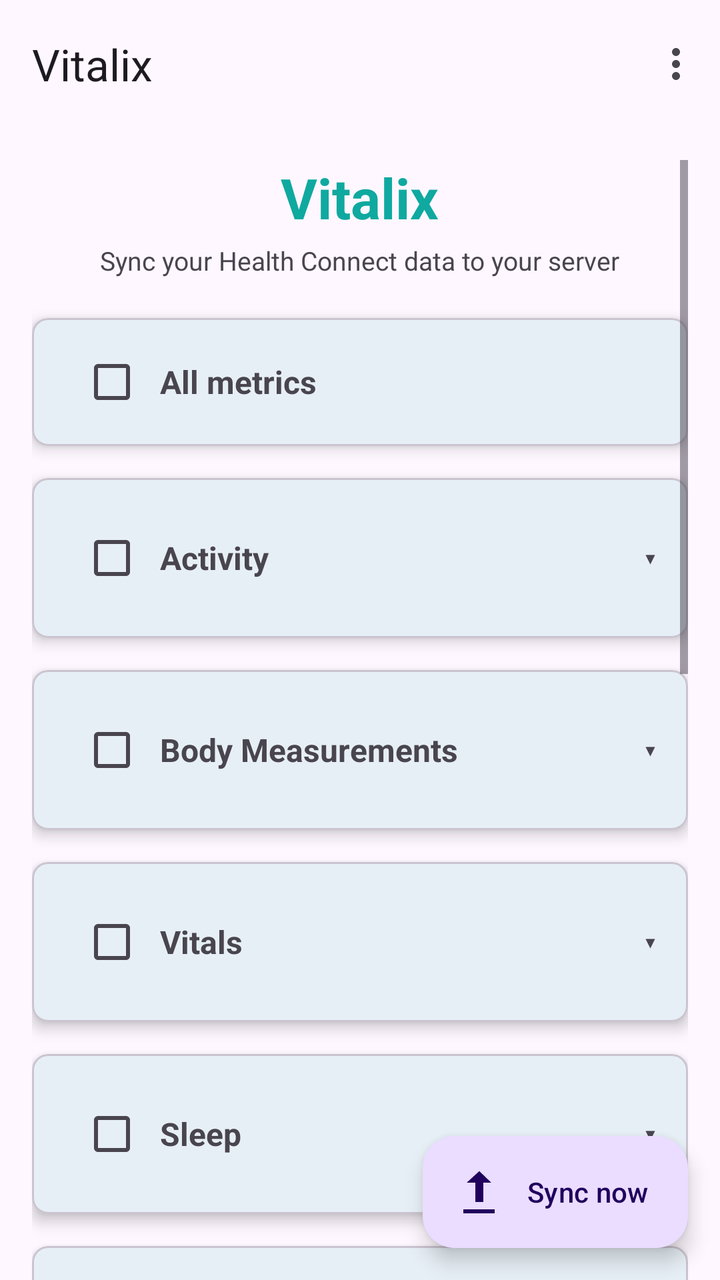
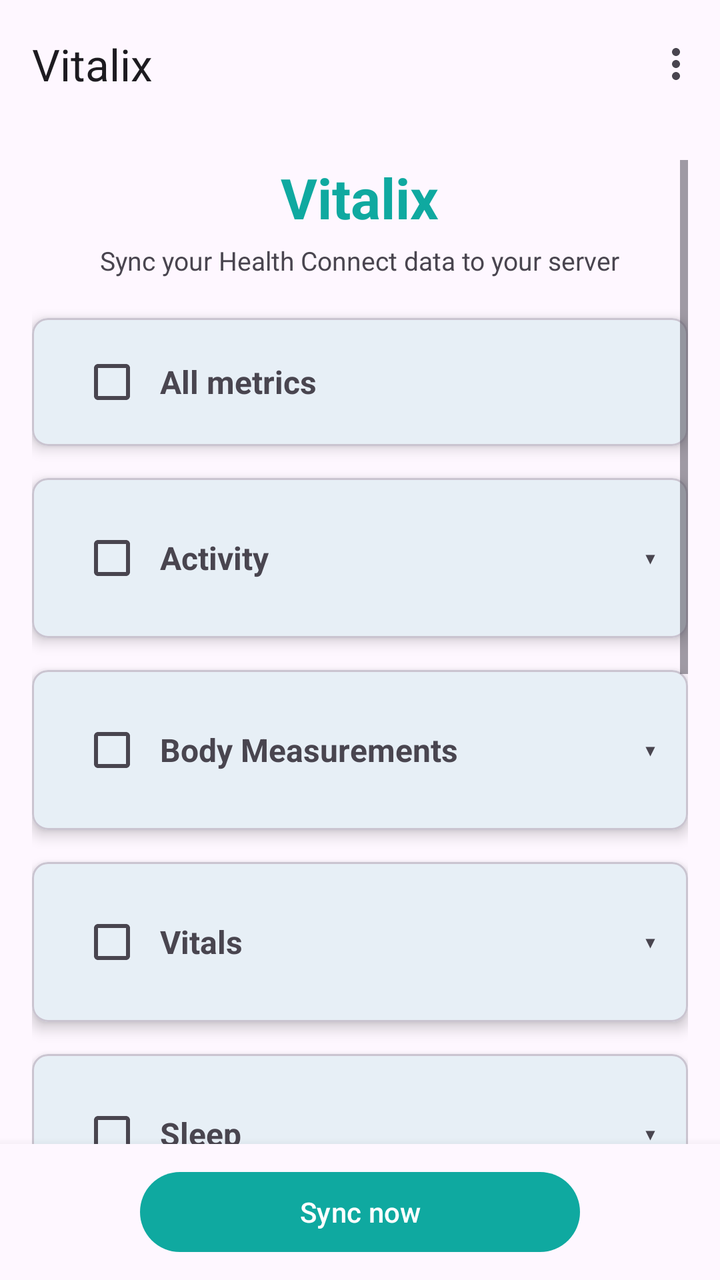

The first picture is an Android layout as it rendered before a commit; the second is the same layout after the commit. The layout source and the unified diff follow.
<!-- AndroidManifest.xml: activity theme Theme.Vitalix -->
<!-- res/layout/activity_main.xml -->
<?xml version="1.0" encoding="utf-8"?>
<androidx.coordinatorlayout.widget.CoordinatorLayout
    xmlns:android="http://schemas.android.com/apk/res/android"
    xmlns:app="http://schemas.android.com/apk/res-auto"
    android:layout_width="match_parent"
    android:layout_height="match_parent">

    <com.google.android.material.appbar.AppBarLayout
        android:layout_width="match_parent"
        android:layout_height="wrap_content">

        <com.google.android.material.appbar.MaterialToolbar
            android:id="@+id/toolbar"
            android:layout_width="match_parent"
            android:layout_height="?attr/actionBarSize"
            app:menu="@menu/main"
            app:title="Vitalix" />
    </com.google.android.material.appbar.AppBarLayout>

    <ScrollView
        android:layout_width="match_parent"
        android:layout_height="match_parent"
        app:layout_behavior="@string/appbar_scrolling_view_behavior"
    
        android:clipToPadding="false"
        android:padding="16dp">

        <LinearLayout
        android:layout_width="match_parent"
        android:layout_height="wrap_content"
        android:orientation="vertical">

        <TextView
            android:layout_width="wrap_content"
            android:layout_height="wrap_content"
            android:layout_gravity="center_horizontal"
            android:layout_marginBottom="4dp"
            android:text="Vitalix"
            android:textColor="@color/vital_teal"
            android:textSize="28sp"
            android:textStyle="bold" />

        <TextView
            android:layout_width="wrap_content"
            android:layout_height="wrap_content"
            android:layout_gravity="center_horizontal"
            android:layout_marginBottom="20dp"
            android:text="Sync your Health Connect data to your server"
            android:textSize="13sp" />



        
        <com.google.android.material.card.MaterialCardView
            android:layout_width="match_parent"
            android:layout_height="wrap_content"
            android:layout_marginBottom="16dp"
            app:cardCornerRadius="8dp"
            app:cardElevation="4dp">

            <LinearLayout
                android:layout_width="match_parent"
                android:layout_height="wrap_content"
                android:gravity="center_vertical"
                android:orientation="horizontal"
                android:paddingStart="16dp"
                android:paddingTop="8dp"
                android:paddingEnd="16dp"
                android:paddingBottom="8dp">

                <CheckBox
                    android:id="@+id/checkAllMetrics"
                    android:layout_width="wrap_content"
                    android:layout_height="wrap_content"
                    android:contentDescription="Select every metric" />

                <TextView
                    android:layout_width="0dp"
                    android:layout_height="wrap_content"
                    android:layout_weight="1"
                    android:text="All metrics"
                    android:textSize="16sp"
                    android:textStyle="bold" />

                <TextView
                    android:id="@+id/txtSelectedTotal"
                    android:layout_width="wrap_content"
                    android:layout_height="wrap_content"
                    android:textSize="13sp" />
            </LinearLayout>
        </com.google.android.material.card.MaterialCardView>

        
        <com.google.android.material.card.MaterialCardView
            android:layout_width="match_parent"
            android:layout_height="wrap_content"
            android:layout_marginBottom="16dp"
            app:cardCornerRadius="8dp"
            app:cardElevation="4dp">

            <LinearLayout
                android:layout_width="match_parent"
                android:layout_height="wrap_content"
                android:orientation="vertical"
                android:padding="16dp">

                <LinearLayout
                    android:id="@+id/headerActivity"
                    android:layout_width="match_parent"
                    android:layout_height="wrap_content"
                    android:background="?attr/selectableItemBackground"
                    android:clickable="true"
                    android:focusable="true"
                    android:gravity="center_vertical"
                    android:minHeight="48dp"
                    android:orientation="horizontal">

                    <CheckBox
                        android:id="@+id/checkCategoryActivity"
                        android:layout_width="wrap_content"
                        android:layout_height="wrap_content"
                        android:contentDescription="Select all Activity metrics" />

                    <TextView
                        android:layout_width="0dp"
                        android:layout_height="wrap_content"
                        android:layout_weight="1"
                        android:text="Activity"
                        android:textSize="16sp"
                        android:textStyle="bold" />

                    <TextView
                        android:id="@+id/countActivity"
                        android:layout_width="wrap_content"
                        android:layout_height="wrap_content"
                        android:layout_marginEnd="8dp"
                        android:textSize="13sp" />

                    <TextView
                        android:id="@+id/chevronActivity"
                        android:layout_width="wrap_content"
                        android:layout_height="wrap_content"
                        android:text="\u25be"
                        android:textSize="16sp" />
                </LinearLayout>

                <LinearLayout
                    android:id="@+id/layoutActivitySubtypes"
                    android:visibility="gone"
                    android:layout_width="match_parent"
                    android:layout_height="wrap_content"
                    android:orientation="vertical"
                    android:paddingStart="24dp"
                    android:paddingEnd="24dp">

                    <CheckBox
                        android:id="@+id/checkActiveCalories"
                        android:layout_width="wrap_content"
                        android:layout_height="wrap_content"
                        android:text="Active calories burned" />

                    <CheckBox
                        android:id="@+id/checkDistance"
                        android:layout_width="wrap_content"
                        android:layout_height="wrap_content"
                        android:text="Distance" />

                    <CheckBox
                        android:id="@+id/checkElevationGained"
                        android:layout_width="wrap_content"
                        android:layout_height="wrap_content"
                        android:text="Elevation gained" />

                    <CheckBox
                        android:id="@+id/checkExercise"
                        android:layout_width="wrap_content"
                        android:layout_height="wrap_content"
                        android:text="Exercise sessions" />

                    <CheckBox
                        android:id="@+id/checkFloorsClimbed"
                        android:layout_width="wrap_content"
                        android:layout_height="wrap_content"
                        android:text="Floors climbed" />

                    <CheckBox
                        android:id="@+id/checkPower"
                        android:layout_width="wrap_content"
                        android:layout_height="wrap_content"
                        android:text="Power" />

                    <CheckBox
                        android:id="@+id/checkSpeed"
                        android:layout_width="wrap_content"
                        android:layout_height="wrap_content"
                        android:text="Speed" />

                    <CheckBox
                        android:id="@+id/checkSteps"
                        android:layout_width="wrap_content"
                        android:layout_height="wrap_content"
                        android:text="Steps" />

                    <CheckBox
                        android:id="@+id/checkTotalCalories"
                        android:layout_width="wrap_content"
                        android:layout_height="wrap_content"
                        android:text="Total calories burned" />

                    <CheckBox
                        android:id="@+id/checkVO2Max"
                        android:layout_width="wrap_content"
                        android:layout_height="wrap_content"
                        android:text="VO2 max" />

                    <CheckBox
                        android:id="@+id/checkWheelchairPushes"
                        android:layout_width="wrap_content"
                        android:layout_height="wrap_content"
                        android:text="Wheelchair pushes" />
                </LinearLayout>

            </LinearLayout>
        </com.google.android.material.card.MaterialCardView>

        
        <com.google.android.material.card.MaterialCardView
            android:layout_width="match_parent"
            android:layout_height="wrap_content"
            android:layout_marginBottom="16dp"
            app:cardCornerRadius="8dp"
            app:cardElevation="4dp">

            <LinearLayout
                android:layout_width="match_parent"
                android:layout_height="wrap_content"
                android:orientation="vertical"
                android:padding="16dp">

                <LinearLayout
                    android:id="@+id/headerBodyMeasurements"
                    android:layout_width="match_parent"
                    android:layout_height="wrap_content"
                    android:background="?attr/selectableItemBackground"
                    android:clickable="true"
                    android:focusable="true"
                    android:gravity="center_vertical"
                    android:minHeight="48dp"
                    android:orientation="horizontal">

                    <CheckBox
                        android:id="@+id/checkCategoryBodyMeasurements"
                        android:layout_width="wrap_content"
                        android:layout_height="wrap_content"
                        android:contentDescription="Select all Body Measurements metrics" />

                    <TextView
                        android:layout_width="0dp"
                        android:layout_height="wrap_content"
                        android:layout_weight="1"
                        android:text="Body Measurements"
                        android:textSize="16sp"
                        android:textStyle="bold" />

                    <TextView
                        android:id="@+id/countBodyMeasurements"
                        android:layout_width="wrap_content"
                        android:layout_height="wrap_content"
                        android:layout_marginEnd="8dp"
                        android:textSize="13sp" />

                    <TextView
                        android:id="@+id/chevronBodyMeasurements"
                        android:layout_width="wrap_content"
                        android:layout_height="wrap_content"
                        android:text="\u25be"
                        android:textSize="16sp" />
                </LinearLayout>

                <LinearLayout
                    android:id="@+id/layoutBodyMeasurementsSubtypes"
                    android:visibility="gone"
                    android:layout_width="match_parent"
                    android:layout_height="wrap_content"
                    android:orientation="vertical"
                    android:paddingStart="24dp"
                    android:paddingEnd="24dp">

                    <CheckBox
                        android:id="@+id/checkBodyFat"
                        android:layout_width="wrap_content"
                        android:layout_height="wrap_content"
                        android:text="Body fat" />

                    <CheckBox
                        android:id="@+id/checkBoneMass"
                        android:layout_width="wrap_content"
                        android:layout_height="wrap_content"
                        android:text="Bone mass" />

                    <CheckBox
                        android:id="@+id/checkHeight"
                        android:layout_width="wrap_content"
                        android:layout_height="wrap_content"
                        android:text="Height" />

                    <CheckBox
                        android:id="@+id/checkLeanBodyMass"
                        android:layout_width="wrap_content"
                        android:layout_height="wrap_content"
                        android:text="Lean body mass" />

                    <CheckBox
                        android:id="@+id/checkWeight"
                        android:layout_width="wrap_content"
                        android:layout_height="wrap_content"
                        android:text="Weight" />
                </LinearLayout>

            </LinearLayout>
        </com.google.android.material.card.MaterialCardView>

        
        <com.google.android.material.card.MaterialCardView
            android:layout_width="match_parent"
            android:layout_height="wrap_content"
            android:layout_marginBottom="16dp"
            app:cardCornerRadius="8dp"
            app:cardElevation="4dp">

            <LinearLayout
                android:layout_width="match_parent"
                android:layout_height="wrap_content"
                android:orientation="vertical"
                android:padding="16dp">

                <LinearLayout
                    android:id="@+id/headerVitals"
                    android:layout_width="match_parent"
                    android:layout_height="wrap_content"
                    android:background="?attr/selectableItemBackground"
                    android:clickable="true"
                    android:focusable="true"
                    android:gravity="center_vertical"
                    android:minHeight="48dp"
                    android:orientation="horizontal">

                    <CheckBox
                        android:id="@+id/checkCategoryVitals"
                        android:layout_width="wrap_content"
                        android:layout_height="wrap_content"
                        android:contentDescription="Select all Vitals metrics" />

                    <TextView
                        android:layout_width="0dp"
                        android:layout_height="wrap_content"
                        android:layout_weight="1"
                        android:text="Vitals"
                        android:textSize="16sp"
                        android:textStyle="bold" />

                    <TextView
                        android:id="@+id/countVitals"
                        android:layout_width="wrap_content"
                        android:layout_height="wrap_content"
                        android:layout_marginEnd="8dp"
                        android:textSize="13sp" />

                    <TextView
                        android:id="@+id/chevronVitals"
                        android:layout_width="wrap_content"
                        android:layout_height="wrap_content"
                        android:text="\u25be"
                        android:textSize="16sp" />
                </LinearLayout>

                <LinearLayout
                    android:id="@+id/layoutVitalsSubtypes"
                    android:visibility="gone"
                    android:layout_width="match_parent"
                    android:layout_height="wrap_content"
                    android:orientation="vertical"
                    android:paddingStart="24dp"
                    android:paddingEnd="24dp">

                    <CheckBox
                        android:id="@+id/checkBloodGlucose"
                        android:layout_width="wrap_content"
                        android:layout_height="wrap_content"
                        android:text="Blood glucose" />

                    <CheckBox
                        android:id="@+id/checkBloodPressure"
                        android:layout_width="wrap_content"
                        android:layout_height="wrap_content"
                        android:text="Blood pressure" />

                    <CheckBox
                        android:id="@+id/checkBodyTemperature"
                        android:layout_width="wrap_content"
                        android:layout_height="wrap_content"
                        android:text="Body temperature" />

                    <CheckBox
                        android:id="@+id/checkHeartRate"
                        android:layout_width="wrap_content"
                        android:layout_height="wrap_content"
                        android:text="Heart rate (min/max/avg)" />

                    <CheckBox
                        android:id="@+id/checkHeartRateVariability"
                        android:layout_width="wrap_content"
                        android:layout_height="wrap_content"
                        android:text="Heart rate variability (min/max/avg)" />

                    <CheckBox
                        android:id="@+id/checkOxygenSaturation"
                        android:layout_width="wrap_content"
                        android:layout_height="wrap_content"
                        android:text="Oxygen saturation (min/max/avg)" />

                    <CheckBox
                        android:id="@+id/checkRespiratoryRate"
                        android:layout_width="wrap_content"
                        android:layout_height="wrap_content"
                        android:text="Respiratory rate (min/max/avg)" />

                    <CheckBox
                        android:id="@+id/checkRestingHeartRate"
                        android:layout_width="wrap_content"
                        android:layout_height="wrap_content"
                        android:text="Resting heart rate" />
                </LinearLayout>

            </LinearLayout>
        </com.google.android.material.card.MaterialCardView>

        
        <com.google.android.material.card.MaterialCardView
            android:layout_width="match_parent"
            android:layout_height="wrap_content"
            android:layout_marginBottom="16dp"
            app:cardCornerRadius="8dp"
            app:cardElevation="4dp">

            <LinearLayout
                android:layout_width="match_parent"
                android:layout_height="wrap_content"
                android:orientation="vertical"
                android:padding="16dp">

                <LinearLayout
                    android:id="@+id/headerSleep"
                    android:layout_width="match_parent"
                    android:layout_height="wrap_content"
                    android:background="?attr/selectableItemBackground"
                    android:clickable="true"
                    android:focusable="true"
                    android:gravity="center_vertical"
                    android:minHeight="48dp"
                    android:orientation="horizontal">

                    <CheckBox
                        android:id="@+id/checkCategorySleep"
                        android:layout_width="wrap_content"
                        android:layout_height="wrap_content"
                        android:contentDescription="Select all Sleep metrics" />

                    <TextView
                        android:layout_width="0dp"
                        android:layout_height="wrap_content"
                        android:layout_weight="1"
                        android:text="Sleep"
                        android:textSize="16sp"
                        android:textStyle="bold" />

                    <TextView
                        android:id="@+id/countSleep"
                        android:layout_width="wrap_content"
                        android:layout_height="wrap_content"
                        android:layout_marginEnd="8dp"
                        android:textSize="13sp" />

                    <TextView
                        android:id="@+id/chevronSleep"
                        android:layout_width="wrap_content"
                        android:layout_height="wrap_content"
                        android:text="\u25be"
                        android:textSize="16sp" />
                </LinearLayout>

                <LinearLayout
                    android:id="@+id/layoutSleepSubtypes"
                    android:visibility="gone"
                    android:layout_width="match_parent"
                    android:layout_height="wrap_content"
                    android:orientation="vertical"
                    android:paddingStart="24dp"
                    android:paddingEnd="24dp">

                    <CheckBox
                        android:id="@+id/checkSleepSession"
                        android:layout_width="wrap_content"
                        android:layout_height="wrap_content"
                        android:text="Sleep sessions" />
                </LinearLayout>

            </LinearLayout>
        </com.google.android.material.card.MaterialCardView>

        
        <com.google.android.material.card.MaterialCardView
            android:layout_width="match_parent"
            android:layout_height="wrap_content"
            android:layout_marginBottom="16dp"
            app:cardCornerRadius="8dp"
            app:cardElevation="4dp">

            <LinearLayout
                android:layout_width="match_parent"
                android:layout_height="wrap_content"
                android:orientation="vertical"
                android:padding="16dp">

                <LinearLayout
                    android:id="@+id/headerCycleTracking"
                    android:layout_width="match_parent"
                    android:layout_height="wrap_content"
                    android:background="?attr/selectableItemBackground"
                    android:clickable="true"
                    android:focusable="true"
                    android:gravity="center_vertical"
                    android:minHeight="48dp"
                    android:orientation="horizontal">

                    <CheckBox
                        android:id="@+id/checkCategoryCycleTracking"
                        android:layout_width="wrap_content"
                        android:layout_height="wrap_content"
                        android:contentDescription="Select all Cycle Tracking metrics" />

                    <TextView
                        android:layout_width="0dp"
                        android:layout_height="wrap_content"
                        android:layout_weight="1"
                        android:text="Cycle Tracking"
                        android:textSize="16sp"
                        android:textStyle="bold" />

                    <TextView
                        android:id="@+id/countCycleTracking"
                        android:layout_width="wrap_content"
                        android:layout_height="wrap_content"
                        android:layout_marginEnd="8dp"
                        android:textSize="13sp" />

                    <TextView
                        android:id="@+id/chevronCycleTracking"
                        android:layout_width="wrap_content"
                        android:layout_height="wrap_content"
                        android:text="\u25be"
                        android:textSize="16sp" />
                </LinearLayout>

                <LinearLayout
                    android:id="@+id/layoutCycleTrackingSubtypes"
                    android:visibility="gone"
                    android:layout_width="match_parent"
                    android:layout_height="wrap_content"
                    android:orientation="vertical"
                    android:paddingStart="24dp"
                    android:paddingEnd="24dp">

                    <CheckBox
                        android:id="@+id/checkCervicalMucus"
                        android:layout_width="wrap_content"
                        android:layout_height="wrap_content"
                        android:text="Cervical mucus" />

                    <CheckBox
                        android:id="@+id/checkMenstruation"
                        android:layout_width="wrap_content"
                        android:layout_height="wrap_content"
                        android:text="Menstruation" />

                    <CheckBox
                        android:id="@+id/checkOvulationTest"
                        android:layout_width="wrap_content"
                        android:layout_height="wrap_content"
                        android:text="Ovulation test" />

                    <CheckBox
                        android:id="@+id/checkSexualActivity"
                        android:layout_width="wrap_content"
                        android:layout_height="wrap_content"
                        android:text="Sexual activity" />
                </LinearLayout>

            </LinearLayout>
        </com.google.android.material.card.MaterialCardView>

        
        <com.google.android.material.card.MaterialCardView
            android:layout_width="match_parent"
            android:layout_height="wrap_content"
            android:layout_marginBottom="16dp"
            app:cardCornerRadius="8dp"
            app:cardElevation="4dp">

            <LinearLayout
                android:layout_width="match_parent"
                android:layout_height="wrap_content"
                android:orientation="vertical"
                android:padding="16dp">

                <LinearLayout
                    android:id="@+id/headerNutrition"
                    android:layout_width="match_parent"
                    android:layout_height="wrap_content"
                    android:background="?attr/selectableItemBackground"
                    android:clickable="true"
                    android:focusable="true"
                    android:gravity="center_vertical"
                    android:minHeight="48dp"
                    android:orientation="horizontal">

                    <CheckBox
                        android:id="@+id/checkCategoryNutrition"
                        android:layout_width="wrap_content"
                        android:layout_height="wrap_content"
                        android:contentDescription="Select all Nutrition metrics" />

                    <TextView
                        android:layout_width="0dp"
                        android:layout_height="wrap_content"
                        android:layout_weight="1"
                        android:text="Nutrition"
                        android:textSize="16sp"
                        android:textStyle="bold" />

                    <TextView
                        android:id="@+id/countNutrition"
                        android:layout_width="wrap_content"
                        android:layout_height="wrap_content"
                        android:layout_marginEnd="8dp"
                        android:textSize="13sp" />

                    <TextView
                        android:id="@+id/chevronNutrition"
                        android:layout_width="wrap_content"
                        android:layout_height="wrap_content"
                        android:text="\u25be"
                        android:textSize="16sp" />
                </LinearLayout>

                <LinearLayout
                    android:id="@+id/layoutNutritionSubtypes"
                    android:visibility="gone"
                    android:layout_width="match_parent"
                    android:layout_height="wrap_content"
                    android:orientation="vertical"
                    android:paddingStart="24dp"
                    android:paddingEnd="24dp">

                    <CheckBox
                        android:id="@+id/checkHydration"
                        android:layout_width="wrap_content"
                        android:layout_height="wrap_content"
                        android:text="Hydration" />

                    <CheckBox
                        android:id="@+id/checkNutrition"
                        android:layout_width="wrap_content"
                        android:layout_height="wrap_content"
                        android:text="Nutrition" />
                </LinearLayout>

            </LinearLayout>
        </com.google.android.material.card.MaterialCardView>

        
        <com.google.android.material.card.MaterialCardView
            android:layout_width="match_parent"
            android:layout_height="wrap_content"
            android:layout_marginBottom="16dp"
            app:cardCornerRadius="8dp"
            app:cardElevation="4dp">

            <LinearLayout
                android:layout_width="match_parent"
                android:layout_height="wrap_content"
                android:orientation="vertical"
                android:padding="16dp">

                <TextView
                    android:layout_width="wrap_content"
                    android:layout_height="wrap_content"
                    android:layout_marginBottom="8dp"
                    android:text="Options"
                    android:textStyle="bold" />

                <com.google.android.material.textfield.TextInputLayout
                    style="@style/Widget.Material3.TextInputLayout.OutlinedBox"
                    android:layout_width="match_parent"
                    android:layout_height="wrap_content"
                    android:hint="Days back">

                    <com.google.android.material.textfield.TextInputEditText
                        android:id="@+id/editDaysBack"
                        android:layout_width="match_parent"
                        android:layout_height="wrap_content"
                        android:inputType="number" />
                </com.google.android.material.textfield.TextInputLayout>

                <com.google.android.material.switchmaterial.SwitchMaterial
                    android:id="@+id/switchFullHistory"
                    android:layout_width="match_parent"
                    android:layout_height="wrap_content"
                    android:layout_marginTop="12dp"
                    android:text="Full history (one-time backfill)" />

                <TextView
                    android:layout_width="match_parent"
                    android:layout_height="wrap_content"
                    android:layout_marginTop="4dp"
                    android:text="Ignores the day range and walks back until Health Connect runs out of data, uploading a slice at a time. Turns itself off once it finishes."
                    android:textSize="12sp" />

                <com.google.android.material.switchmaterial.SwitchMaterial
                    android:id="@+id/switchSaferExport"
                    android:layout_width="match_parent"
                    android:layout_height="wrap_content"
                    android:layout_marginTop="12dp"
                    android:text="Safer export mode (slower)" />

                <TextView
                    android:layout_width="wrap_content"
                    android:layout_height="wrap_content"
                    android:layout_marginTop="4dp"
                    android:text="Reads in smaller chunks to avoid rate limits."
                    android:textSize="12sp" />

            </LinearLayout>
        </com.google.android.material.card.MaterialCardView>




        <TextView
            android:id="@+id/txtStatus"
            android:layout_width="match_parent"
            android:layout_height="wrap_content"
            android:layout_marginTop="12dp"
            android:layout_marginBottom="8dp"
            android:text="Status: Idle"
            android:textAlignment="center" />

        <TextView
            android:id="@+id/txtLastSync"
            android:layout_width="match_parent"
            android:layout_height="wrap_content"
            android:layout_marginBottom="16dp"
            android:text="Last sync: Never"
            android:textAlignment="center"
            android:textSize="12sp"
            android:paddingBottom="72dp" />




        </LinearLayout>
    </ScrollView>

    <com.google.android.material.floatingactionbutton.ExtendedFloatingActionButton
        android:id="@+id/fabSync"
        android:layout_width="wrap_content"
        android:layout_height="wrap_content"
        android:layout_gravity="bottom|end"
        android:layout_margin="16dp"
        android:text="Sync now"
        app:icon="@android:drawable/stat_sys_upload" />
</androidx.coordinatorlayout.widget.CoordinatorLayout>
<!-- resources referenced by this layout -->
<resources>
  <color name="vital_teal">#0FA9A0</color>
  <style name="Theme.Vitalix" parent="Base.Theme.Vitalix" />
  <style name="Base.Theme.Vitalix" parent="Theme.Material3.DayNight.NoActionBar">
          <item name="colorPrimary">@color/vital_teal</item>
          <item name="colorOnPrimary">@color/white</item>
          <item name="colorSecondary">@color/pulse_green</item>
          <item name="colorOnSecondary">@color/black</item>
      </style>
  <color name="white">#FFFFFFFF</color>
  <color name="pulse_green">#34D399</color>
  <color name="black">#FF000000</color>
</resources>

<!-- the commit's change to res/layout/activity_main.xml (unified diff, before → after) -->
@@ -771,12 +771,27 @@
         </LinearLayout>
     </ScrollView>
 
-    <com.google.android.material.floatingactionbutton.ExtendedFloatingActionButton
-        android:id="@+id/fabSync"
-        android:layout_width="wrap_content"
+    
+    <LinearLayout
+        android:layout_width="match_parent"
         android:layout_height="wrap_content"
-        android:layout_gravity="bottom|end"
-        android:layout_margin="16dp"
-        android:text="Sync now"
-        app:icon="@android:drawable/stat_sys_upload" />
+        android:layout_gravity="bottom"
+        android:background="?attr/colorSurface"
+        android:elevation="8dp"
+        android:gravity="center"
+        android:orientation="vertical"
+        android:paddingStart="16dp"
+        android:paddingTop="10dp"
+        android:paddingEnd="16dp"
+        android:paddingBottom="10dp">
+
+        <com.google.android.material.button.MaterialButton
+            android:id="@+id/btnSyncNow"
+            android:layout_width="wrap_content"
+            android:layout_height="wrap_content"
+            android:layout_gravity="center_horizontal"
+            android:minWidth="220dp"
+            android:text="Sync now" />
+    </LinearLayout>
+
 </androidx.coordinatorlayout.widget.CoordinatorLayout>
